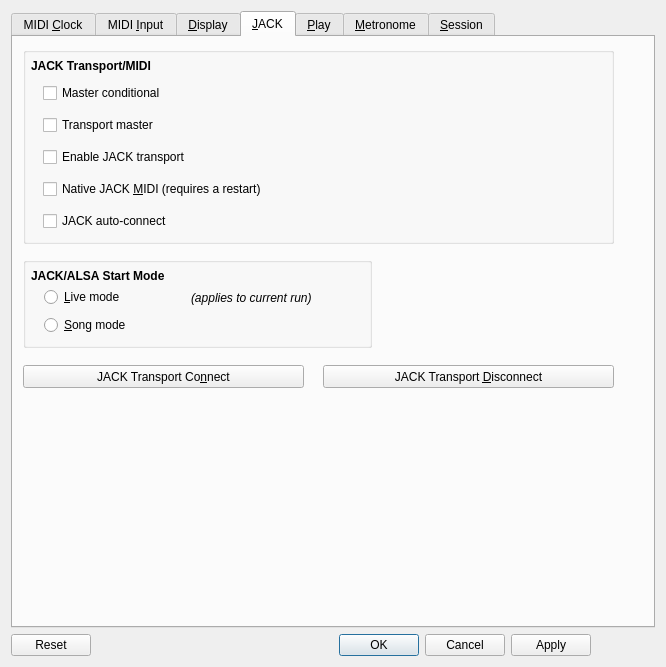
The window that seq_qt5/forms/qseditoptions.ui (ahlstromcj/seq66) describes before a commit, drawn with Qt 5.
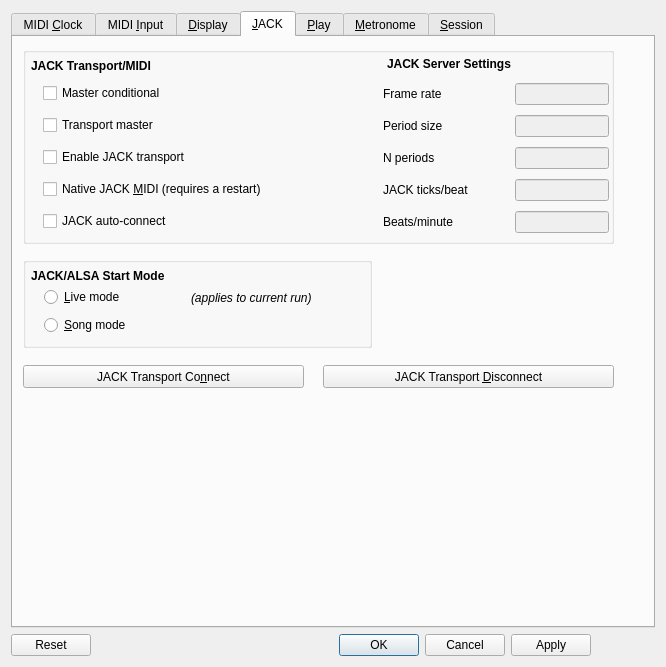
The same window after the commit. The open tabs and pages were chosen to show the change.

Commit message: Still whacking at issue #100, calculations look correct but still glitches at 4096 frames per cycle.

Patch:
```diff
--- a/seq_qt5/forms/qseditoptions.ui
+++ b/seq_qt5/forms/qseditoptions.ui
@@ -1185,6 +1185,130 @@
          <string>JACK Transport/MIDI</string>
         </property>
        </widget>
+       <widget class="QLabel" name="label_4">
+        <property name="geometry">
+         <rect>
+          <x>364</x>
+          <y>8</y>
+          <width>201</width>
+          <height>17</height>
+         </rect>
+        </property>
+        <property name="font">
+         <font>
+          <weight>75</weight>
+          <bold>true</bold>
+         </font>
+        </property>
+        <property name="text">
+         <string>JACK Server Settings</string>
+        </property>
+       </widget>
+       <widget class="QWidget" name="">
+        <property name="geometry">
+         <rect>
+          <x>360</x>
+          <y>32</y>
+          <width>226</width>
+          <height>161</height>
+         </rect>
+        </property>
+        <layout class="QGridLayout" name="gridLayout_5" columnstretch="4,3">
+         <item row="2" column="0">
+          <widget class="QLabel" name="label_15">
+           <property name="text">
+            <string>N periods</string>
+           </property>
+          </widget>
+         </item>
+         <item row="3" column="1">
+          <widget class="QLineEdit" name="lineEditTicksPerBeat">
+           <property name="enabled">
+            <bool>false</bool>
+           </property>
+           <property name="toolTip">
+            <string>Indicates the number of JACK ticks per
+beat, normally PPQN/10.</string>
+           </property>
+          </widget>
+         </item>
+         <item row="0" column="1">
+          <widget class="QLineEdit" name="lineEditFrameRate">
+           <property name="enabled">
+            <bool>false</bool>
+           </property>
+           <property name="toolTip">
+            <string>The number of JACK frames per second.
+48000 Hz by default.</string>
+           </property>
+          </widget>
+         </item>
+         <item row="1" column="0">
+          <widget class="QLabel" name="label_13">
+           <property name="text">
+            <string>Period size</string>
+           </property>
+          </widget>
+         </item>
+         <item row="3" column="0">
+          <widget class="QLabel" name="label_16">
+           <property name="text">
+            <string>JACK ticks/beat</string>
+           </property>
+          </widget>
+         </item>
+         <item row="1" column="1">
+          <widget class="QLineEdit" name="lineEditPeriod">
+           <property name="enabled">
+            <bool>false</bool>
+           </property>
+           <property name="toolTip">
+            <string>The number of frames in a period.  A period
+is a &quot;cycle&quot;, and is the number of frames in
+a period and the number frames between
+JACK process callbacks.</string>
+           </property>
+          </widget>
+         </item>
+         <item row="2" column="1">
+          <widget class="QLineEdit" name="lineEditNperiod">
+           <property name="enabled">
+            <bool>false</bool>
+           </property>
+           <property name="toolTip">
+            <string>The number of ALSA periods, 2 by default,
+3 recommended for USB.  Also called &quot;latency&quot;.
+Does not effect the time between process
+callbacks.</string>
+           </property>
+          </widget>
+         </item>
+         <item row="0" column="0">
+          <widget class="QLabel" name="label_12">
+           <property name="text">
+            <string>Frame rate</string>
+           </property>
+          </widget>
+         </item>
+         <item row="4" column="0">
+          <widget class="QLabel" name="label_17">
+           <property name="text">
+            <string>Beats/minute</string>
+           </property>
+          </widget>
+         </item>
+         <item row="4" column="1">
+          <widget class="QLineEdit" name="lineEditBeatsPerMinute">
+           <property name="enabled">
+            <bool>false</bool>
+           </property>
+           <property name="toolTip">
+            <string>JACK's current beats/minute setting.</string>
+           </property>
+          </widget>
+         </item>
+        </layout>
+       </widget>
       </widget>
       <widget class="QPushButton" name="btnJackConnect">
        <property name="geometry">
```
Left out of the diff: 2 changed lines with no effect on the pictures. The commit also changes 21 other files.
